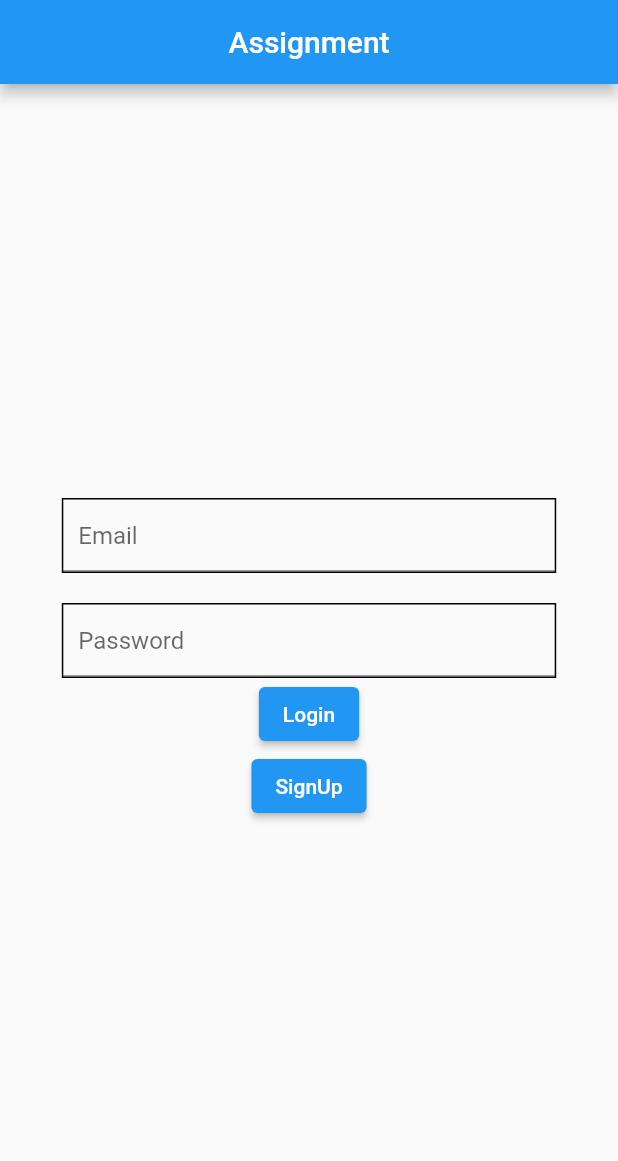
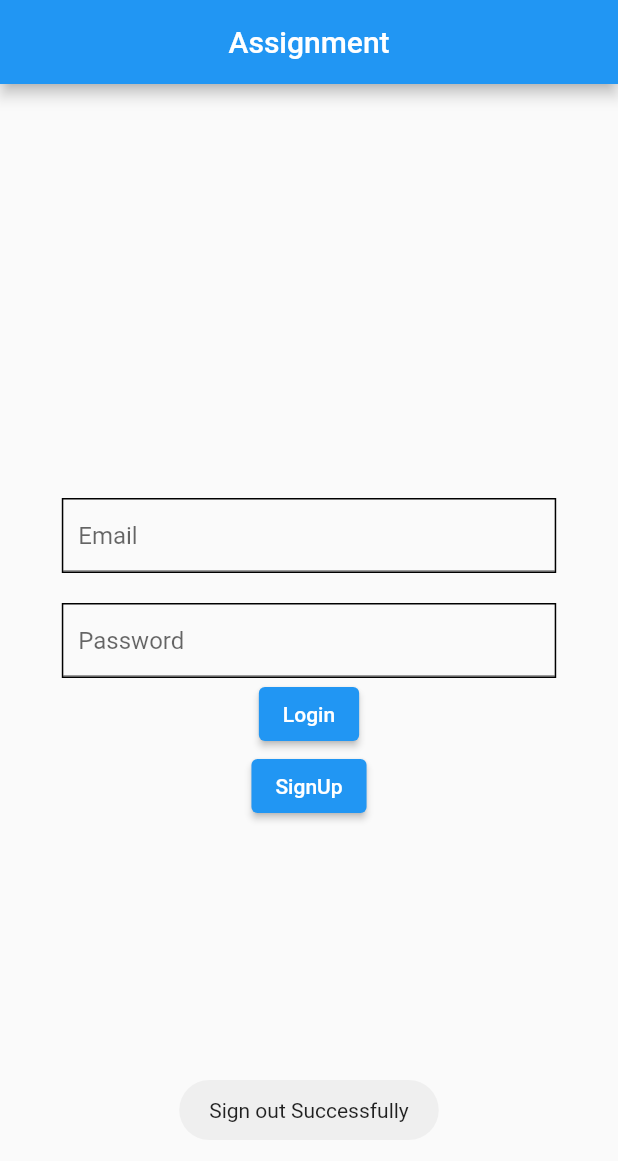
Before and after one commit to HVKG2727/flutterproject, a Flutter app: the screen it shows once a user with an empty profile is signed in, after a tap on the "logout" icon, on a phone screen of 412 x 824 dp. Shown: the top 1161 px of the screen. Run offline on Flutter 3.47's test engine with Material 2 defaults, Android fonts, the phone set to English and light mode, and no system bars; our stand-ins replace firebase_auth, firebase_core, fluttertoast, localstorage; accounts and stored records are empty; network calls fail.

Commit message:
Final Commit

```diff
--- a/lib/main.dart
+++ b/lib/main.dart
@@ -17,7 +17,6 @@ await Firebase.initializeApp();
 class MyApp extends StatelessWidget {
   const MyApp({super.key});
 
-  // This widget is the root of your application.
   @override
   Widget build(BuildContext context) {
     return  MultiProvider(
@@ -36,15 +35,15 @@ class MyApp extends StatelessWidget {
         home:  StreamBuilder<User?> (
             stream: FirebaseAuth.instance.authStateChanges(),
             builder: (context, snapshot){
-              print("Auth state changed: ${snapshot.connectionState}");
+              // print("Auth state changed: ${snapshot.connectionState}");
               if (snapshot.connectionState == ConnectionState.active){
                 if(snapshot.hasData) {
-                  return Homepage();
+                  return const Homepage();
                 } else {
-                  return  LoginPage();
+                  return  const LoginPage();
                 }
               }
-              return CircularProgressIndicator();
+              return const CircularProgressIndicator();
 
             }
         ),
--- a/lib/screens/home.dart
+++ b/lib/screens/home.dart
@@ -1,5 +1,6 @@
 import 'package:firebase_auth/firebase_auth.dart';
 import 'package:flutter/material.dart';
+import 'package:fluttertoast/fluttertoast.dart';
 
 import '../api_services/ApiService.dart';
 import 'addData.dart';
@@ -17,16 +18,18 @@ class _HomepageState extends State<Homepage> {
   final ApiService apiService = ApiService(apiUrl: 'https://jsonplaceholder.typicode.com/posts');
   late Future<List<dynamic>> dataFuture;
 
-  void signUserOut(BuildContext context) async {
+  void signUserOut(context) async {
     try {
       await FirebaseAuth.instance.signOut();
-      print("Sign-out successful");
+      //print("Sign-out successful");
       Navigator.pushReplacement(
         context,
         MaterialPageRoute(builder: (context) => const LoginPage()),
       );
+      Fluttertoast.showToast(msg: "Sign out Successfully");
     } catch (e) {
       print("Error during sign-out: $e");
+      Fluttertoast.showToast(msg: "Error during sign-out: $e");
     }
   }
 
@@ -42,6 +45,7 @@ class _HomepageState extends State<Homepage> {
     return  Scaffold(
       appBar: AppBar(
         title: const Text("Data"),
+        centerTitle: true,
         //leading: IconButton(icon: Icon(Icons.arrow_back), onPressed: () => Navigator.of(context).push(MaterialPageRoute(builder: (context) => LoginPage())),),
         actions: [
           IconButton(onPressed: () => signUserOut(context), icon: const Icon(Icons.logout))
@@ -52,19 +56,19 @@ class _HomepageState extends State<Homepage> {
         future: dataFuture,
         builder: (context, snapshot) {
           if (snapshot.connectionState == ConnectionState.waiting) {
-            return Center(child: CircularProgressIndicator());
+            return const Center(child: CircularProgressIndicator());
           } else if (snapshot.hasError) {
-            return Center(child: Text('Error fetching data'));
+            return const Center(child: Text('Error fetching data'));
           } else {
             final data = snapshot.data;
             return ListView.builder(
               itemCount: data!.length,
               itemBuilder: (context, index) {
                 return Card(
-                  margin: EdgeInsets.all(10),
+                  margin: const EdgeInsets.all(10),
                   elevation: 5,
                   child: ListTile(
-                    title: Container(child: Text(data[index]['title'])),
+                    title: Text(data[index]['title']),
                     subtitle: Padding(
                       padding: const EdgeInsets.all(8.0),
                       child: Text(data[index]['body']),
@@ -79,7 +83,7 @@ class _HomepageState extends State<Homepage> {
       floatingActionButton: FloatingActionButton(
         onPressed: () => Navigator.pushReplacement(context, MaterialPageRoute(builder: (context)=> PostScreen())),
         backgroundColor: Colors.green,
-        child: const Icon(Icons.add),
+        child: const Icon(Icons.navigation),
       ),
     );
   }
--- a/lib/screens/login.dart
+++ b/lib/screens/login.dart
@@ -1,6 +1,6 @@
 import 'package:firebase_auth/firebase_auth.dart';
-import 'package:firebase_core/firebase_core.dart';
 import 'package:flutter/material.dart';
+import 'package:fluttertoast/fluttertoast.dart';
 
 import 'home.dart';
 
@@ -13,11 +13,11 @@ class LoginPage extends StatefulWidget {
 
 class _LoginPageState extends State<LoginPage> {
   final emailController = TextEditingController();
-  final paswordController = TextEditingController();
+  final passwordController = TextEditingController();
   @override
   void dispose() {
     emailController.dispose();
-    paswordController.dispose();
+    passwordController.dispose();
 
     super.dispose();
   }
@@ -26,7 +26,7 @@ class _LoginPageState extends State<LoginPage> {
   Widget build(BuildContext context) {
     return Scaffold(
       appBar: AppBar(
-        title: Text("Assignment"),
+        title: const Text("Assignment"),
         centerTitle: true,
       ),
       body: SafeArea(
@@ -42,14 +42,14 @@ class _LoginPageState extends State<LoginPage> {
                 width: MediaQuery.of(context).size.width * .8,
                 child: TextField(
                   controller: emailController,
-                  decoration: InputDecoration(
+                  decoration: const InputDecoration(
                     hintText: "Email",
                     contentPadding: EdgeInsets.all(10)
                   ),
                 ),
               ),
             ),
-            SizedBox(height: 20,),
+            const SizedBox(height: 20,),
             Center(
               child: Container(
                 decoration: BoxDecoration(
@@ -57,70 +57,52 @@ class _LoginPageState extends State<LoginPage> {
                 ),
                 width: MediaQuery.of(context).size.width * .8,
                 child: TextField(
-                  controller: paswordController,
-                  decoration: InputDecoration(
+                  controller: passwordController,
+                  decoration: const InputDecoration(
                     hintText: "Password",
                      contentPadding: EdgeInsets.all(10)
                   ),
                 ),
               ),
             ),
-            // ElevatedButton(onPressed: () {
-            //   print(emailController.text);
-            //   print(paswordController.text);
-            //   FirebaseAuth.instance.signInWithEmailAndPassword(email: emailController.text.trim(), password: paswordController.text.trim());
-            // }, child: Text("Login")),
             ElevatedButton(
               onPressed: () async {
                 try {
-                  print(emailController.text);
-                  print(paswordController.text);
                   await FirebaseAuth.instance.signInWithEmailAndPassword(
                     email: emailController.text.trim(),
-                    password: paswordController.text.trim(),
+                    password: passwordController.text.trim(),
                   );
-                  // Login successful, navigate to the homepage.
-                  Navigator.pushReplacement(
-                    context,
-                    MaterialPageRoute(builder: (context) => Homepage()),
-                  );
+
+                  Navigator.of(context).push(MaterialPageRoute(builder: (context) => const Homepage()));
+                  Fluttertoast.showToast(msg: "Login Successfully");
                 } catch (e) {
                   print('Error while signing in: $e');
-                  // Handle the error appropriately, display a message to the user, etc.
+                  Fluttertoast.showToast(msg: 'Error while signing in: $e');
                 }
               },
-              child: Text("Login"),
+              child: const Text("Login"),
             ),
 
             ElevatedButton(
               onPressed: () async {
                 try {
                   print(emailController.text);
-                  print(paswordController.text);
+                  print(passwordController.text);
                   await FirebaseAuth.instance.createUserWithEmailAndPassword(
                     email: emailController.text.trim(),
-                    password: paswordController.text.trim(),
+                    password: passwordController.text.trim(),
                   );
-                  // Sign-up successful, navigate to the homepage.
-                  Navigator.pushReplacement(
-                    context,
-                    MaterialPageRoute(builder: (context) => Homepage()),
-                  );
+                  Navigator.of(context).push(MaterialPageRoute(builder: (context) => const Homepage()));
+                  Fluttertoast.showToast(msg: 'SignUp successfully');
+
                 } catch (e) {
-                  print('Error while signing up: $e');
-                  // Handle the error appropriately, display a message to the user, etc.
+                  print('Error while signingUp up: $e');
+                  Fluttertoast.showToast(msg: 'Error while signingUp in: $e');
+
                 }
               },
-              child: Text("SignUp"),
+              child: const Text("SignUp"),
             ),
-
-
-
-            // ElevatedButton(onPressed: () {
-            //
-            //   FirebaseAuth.instance.createUserWithEmailAndPassword(email:  emailController.text.trim(), password:  paswordController.text.trim());
-            //
-            // }, child: Text("SignUp"))
 
           ],
         ),
--- a/pubspec.yaml
+++ b/pubspec.yaml
@@ -40,6 +40,7 @@ dependencies:
   http: ^1.1.0
   provider: ^6.0.5
   localstorage: ^4.0.1+4
+  fluttertoast: ^8.2.2
 
 dev_dependencies:
   flutter_test:
```
Also changed, not shown: lib/provider/postProvider.dart (+1 -13 lines), lib/screens/addData.dart (+66 -20 lines), lib/screens/detail.dart (added, +61 -0 lines), pubspec.lock, 1 other file.
